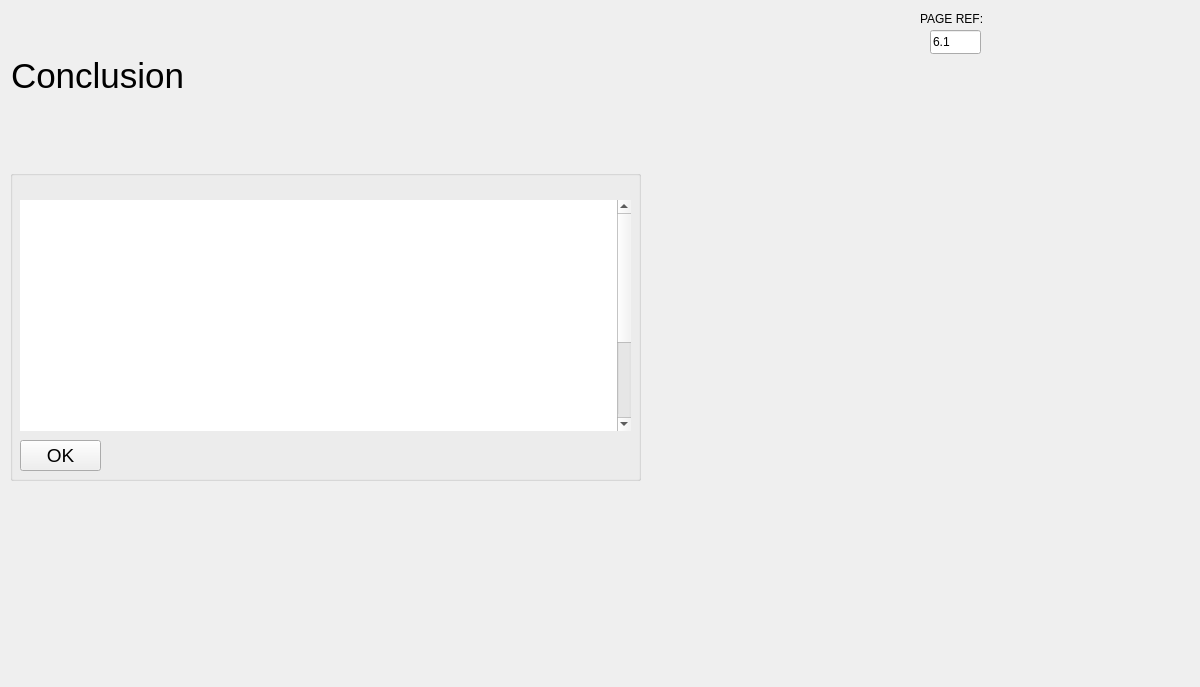
Above: rsc/ui/conclussions.ui from KarinaKarenik/Skeletal-Muscle-Contraction-Lab before the change. Below: the same form after it.
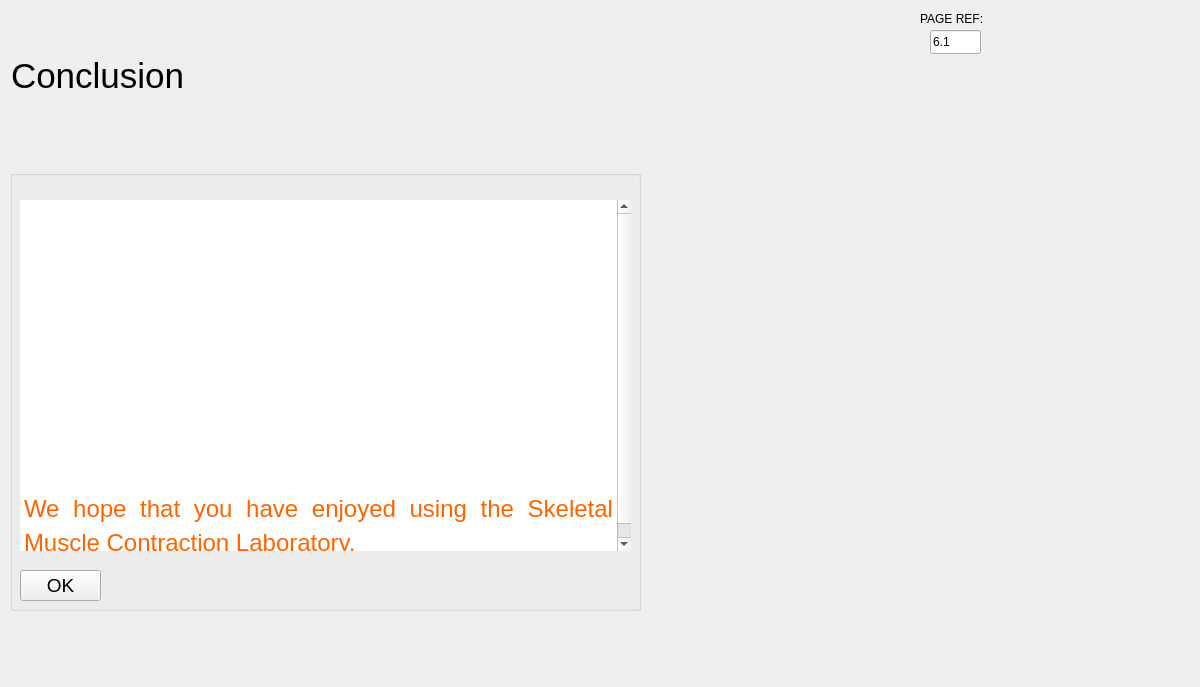
That is the form after the change.

What changed in the file:
```diff
--- a/rsc/ui/conclussions.ui
+++ b/rsc/ui/conclussions.ui
@@ -46,7 +46,7 @@
       <x>10</x>
       <y>170</y>
       <width>631</width>
-      <height>311</height>
+      <height>441</height>
      </rect>
     </property>
     <property name="font">
@@ -61,7 +61,7 @@
      <property name="geometry">
       <rect>
        <x>10</x>
-       <y>270</y>
+       <y>400</y>
        <width>81</width>
        <height>31</height>
       </rect>
@@ -81,7 +81,7 @@
        <x>10</x>
        <y>30</y>
        <width>611</width>
-       <height>231</height>
+       <height>351</height>
       </rect>
      </property>
      <property name="font">
```
